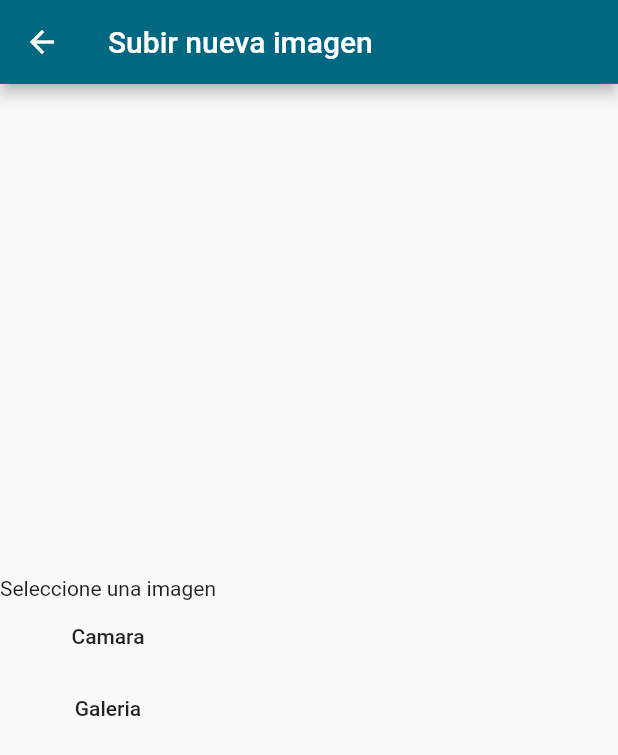
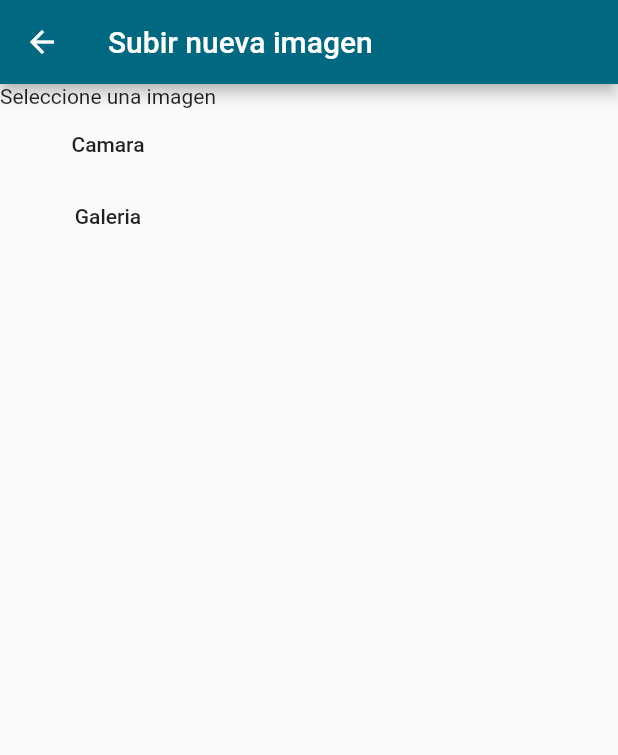
Before and after one commit to jesusdja/capturefacturas, a Flutter app: the UpLoadImage screen opened directly, on a phone screen of 412 x 824 dp. Shown: the top 755 px of the screen. Run offline on Flutter 3.47's test engine with Material 2 defaults, Android fonts, the phone set to English and light mode, and no system bars; our stand-ins replace firebase_storage, image_picker; accounts and stored records are empty; Roboto replaces fonts that are missing (RobotoMono).

Commit message:
Merge branch 'PersonalCesar' of https://github.com/jesusdja/capturefacturas into JesusPruebaHoy
# Conflicts:
#	lib/pages/Inicio/Prinicipal.dart
#	pubspec.lock

```diff
--- a/lib/pages/Cargar/UpLoadImage.dart
+++ b/lib/pages/Cargar/UpLoadImage.dart
@@ -44,8 +44,6 @@ class _UpLoadImageState extends State<UpLoadImage> {
           title: new Text('Subir nueva imagen'),
         ),
         body:Column(
-          mainAxisAlignment: MainAxisAlignment.center,
-          crossAxisAlignment: CrossAxisAlignment.center,
           children: <Widget>[
             image==null?uploadError():uploadArea(),
             Container(
@@ -78,7 +76,7 @@ Widget uploadError(){
 Widget uploadArea(){
   return Column(
     children: <Widget>[
-      Image.file(image,width: 200,height: 200,),
+      Image.file(image,width: 200,height: 100,),
       RaisedButton(
         color: Colors.blueAccent[800],
         child: Text("Subir Firebase"),
```
